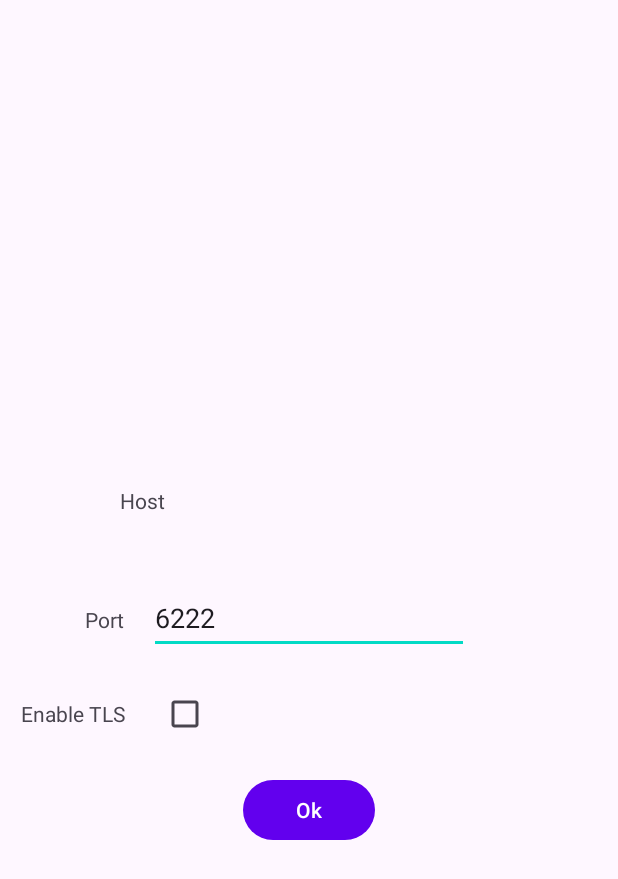
After one commit to TheFirstLineOfCode/amber, an Android app: the layout activity_configure_stream.xml on its own in the app's theme, with its tools: preview values and no code run, on a phone screen of 412 x 824 dp. The commit adds this screen. Shown: the top 879 px of the screen. Run offline under Robolectric (Android 15) with nearby library versions, the phone set to English and light mode, and no system bars.

Commit message:
Some codes for amber bridge.

```diff
--- a/bridge/app/build.gradle
+++ b/bridge/app/build.gradle
@@ -44,6 +44,8 @@ dependencies {
     androidTestImplementation 'androidx.test.espresso:espresso-core:3.4.0'
 
     implementation 'com.thefirstlineofcode.chalk:chalk-android:1.0.2-RELEASE'
+    implementation 'com.thefirstlineofcode.sand.client:sand-client-ibtr:1.0.0-BETA4'
     implementation 'com.thefirstlineofcode.sand.client:sand-client-sensor:1.0.0-BETA4'
+    implementation 'com.thefirstlineofcode.sand.client:sand-client-actuator:1.0.0-BETA4'
     implementation 'com.thefirstlineofcode.sand.client:sand-client-concentrator:1.0.0-BETA4'
 }
--- a/bridge/app/src/main/AndroidManifest.xml
+++ b/bridge/app/src/main/AndroidManifest.xml
@@ -54,6 +54,10 @@
             android:name=".DiscoveryActivity"
             android:label="@string/title_activity_discovery"
             android:parentActivityName=".MainActivity" />
+
+        <service
+            android:name=".IotBgService"
+            android:label="Sand Client Service" />
     </application>
 
 </manifest>
--- /dev/null
+++ b/bridge/app/src/main/java/com/thefirstlineofcode/amber/bridge/IotBgBinder.java
@@ -0,0 +1,6 @@
+package com.thefirstlineofcode.amber.bridge;
+
+import android.os.Binder;
+
+public class IotBgBinder extends Binder {
+}
--- /dev/null
+++ b/bridge/app/src/main/res/layout/activity_configure_stream.xml
@@ -0,0 +1,85 @@
+<?xml version="1.0" encoding="utf-8"?>
+<androidx.constraintlayout.widget.ConstraintLayout xmlns:android="http://schemas.android.com/apk/res/android"
+    xmlns:app="http://schemas.android.com/apk/res-auto"
+    xmlns:tools="http://schemas.android.com/tools"
+    android:layout_width="match_parent"
+    android:layout_height="match_parent"
+    tools:context="com.thefirstlineofcode.sand.demo.app.android.ConfigureStreamActivity">
+
+    <TextView
+        android:id="@+id/tv_host"
+        android:layout_width="wrap_content"
+        android:layout_height="wrap_content"
+        android:layout_marginBottom="16dp"
+        android:ems="10"
+        android:minHeight="48dp"
+        app:layout_constraintBottom_toTopOf="@+id/et_port"
+        app:layout_constraintEnd_toEndOf="@+id/et_port"
+        app:layout_constraintStart_toStartOf="@+id/et_port"
+        tools:ignore="LabelFor" />
+
+    <TextView
+        android:id="@+id/tv_title_host"
+        android:layout_width="wrap_content"
+        android:layout_height="wrap_content"
+        android:layout_marginEnd="16dp"
+        android:text="@string/stream_title_host"
+        app:layout_constraintBaseline_toBaselineOf="@+id/tv_host"
+        app:layout_constraintEnd_toStartOf="@+id/tv_host" />
+
+    <EditText
+        android:id="@+id/et_port"
+        android:layout_width="wrap_content"
+        android:layout_height="wrap_content"
+        android:ems="10"
+        android:importantForAutofill="no"
+        android:inputType="textPersonName"
+        android:minHeight="48dp"
+        android:text="@string/stream_default_port"
+        app:layout_constraintBottom_toBottomOf="parent"
+        app:layout_constraintEnd_toEndOf="parent"
+        app:layout_constraintStart_toStartOf="parent"
+        app:layout_constraintTop_toTopOf="parent"
+        tools:ignore="LabelFor" />
+
+    <TextView
+        android:id="@+id/tv_title_port"
+        android:layout_width="wrap_content"
+        android:layout_height="wrap_content"
+        android:layout_marginEnd="16dp"
+        android:importantForAutofill="no"
+        android:text="@string/steam_title_port"
+        app:layout_constraintBaseline_toBaselineOf="@+id/et_port"
+        app:layout_constraintEnd_toStartOf="@+id/et_port" />
+
+    <CheckBox
+        android:id="@+id/cb_enable_tls"
+        android:layout_width="wrap_content"
+        android:layout_height="wrap_content"
+        android:layout_marginTop="16dp"
+        android:minWidth="48dp"
+        android:minHeight="48dp"
+        app:layout_constraintStart_toStartOf="@+id/et_port"
+        app:layout_constraintTop_toBottomOf="@+id/et_port" />
+
+    <TextView
+        android:id="@+id/tv_title_tls_required"
+        android:layout_width="wrap_content"
+        android:layout_height="wrap_content"
+        android:importantForAutofill="no"
+        android:text="@string/stream_title_enable_tls"
+        app:layout_constraintBaseline_toBaselineOf="@+id/cb_enable_tls"
+        app:layout_constraintEnd_toEndOf="@+id/tv_title_port" />
+
+    <Button
+        android:id="@+id/bt_ok"
+        android:layout_width="wrap_content"
+        android:layout_height="wrap_content"
+        android:layout_marginTop="16dp"
+        android:onClick="configureStream"
+        android:text="@string/stream_ok"
+        android:textAllCaps="false"
+        app:layout_constraintEnd_toEndOf="@+id/et_port"
+        app:layout_constraintStart_toStartOf="@+id/et_port"
+        app:layout_constraintTop_toBottomOf="@+id/cb_enable_tls" />
+</androidx.constraintlayout.widget.ConstraintLayout>
--- a/bridge/app/src/main/res/values/strings.xml
+++ b/bridge/app/src/main/res/values/strings.xml
@@ -44,5 +44,12 @@
     <string name="device_connect">Connect...</string>
     <string name="device_disconnect">Disconnect</string>
     <string name="device_delete_device">Delete Device</string>
-
+    <string name="host_title_connected_host">Connected Host:</string>
+    <string name="host_connect">Connect</string>
+    <string name="host_configure_stream">Configure Stream</string>
+    <string name="stream_title_host">Host</string>
+    <string name="steam_title_port">Port</string>
+    <string name="stream_default_port">6222</string>
+    <string name="stream_title_enable_tls">Enable TLS</string>
+    <string name="stream_ok">Ok</string>
 </resources>
```
Also changed, not shown: bridge/app/src/main/java/com/thefirstlineofcode/amber/bridge/IotBgService.java (added, +20 -0 lines), bridge/app/src/main/java/com/thefirstlineofcode/amber/bridge/MainApplication.java (+43 -0 lines), bridge/app/src/main/res/layout/activity_configure_host.xml (added, +56 -0 lines).
